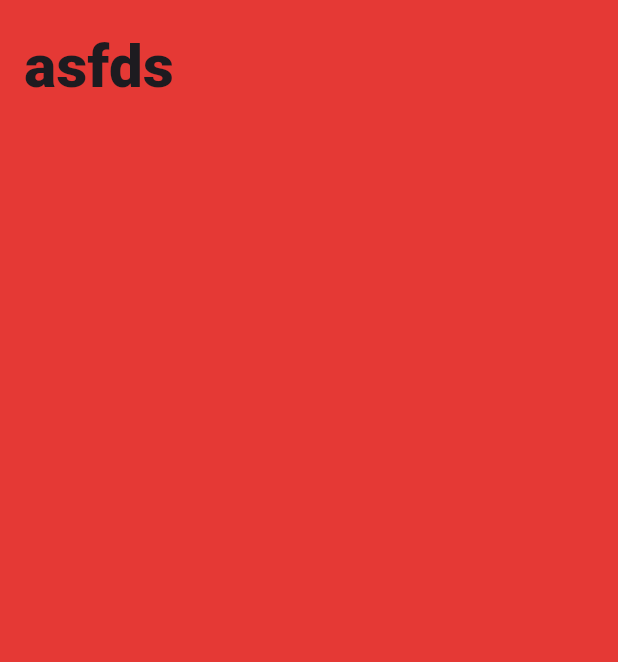
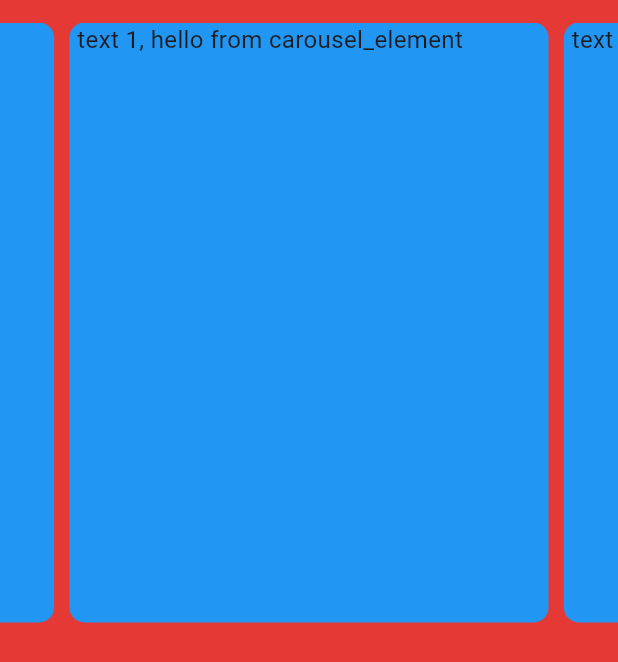
Before and after one commit to biernatmateusz01/SecondTestFlutter, a Flutter app: the screen it shows after launch, on a phone screen of 412 x 824 dp. Shown: the top 662 px of the screen. Run offline on Flutter 3.47's test engine with Material 3 defaults, Android fonts, the phone set to English and light mode, and no system bars; drawn by our look-alikes of carousel_slider.

```diff
--- /dev/null
+++ b/lib/components/card_element.dart
@@ -0,0 +1,33 @@
+import 'package:flutter/material.dart';
+
+class CardElement extends StatelessWidget {
+  final String text;
+  final String message;
+
+
+  const CardElement({Key? key, required this.text, required this.message}) : super(key: key);
+
+  @override
+  Widget build(BuildContext context) {
+    return GestureDetector(
+      onTap: () {
+        // Your onPressed event logic goes here
+        print('CardElement tapped!');
+      },
+      child: Container(
+        width: MediaQuery.of(context).size.width,
+        padding: const EdgeInsets.symmetric(horizontal: 5.12),
+        margin: const EdgeInsets.symmetric(horizontal: 5.12),
+        decoration: BoxDecoration(
+          color: Colors.blue,
+          borderRadius: BorderRadius.circular(
+              10), // You can adjust the radius value as needed
+        ),
+        child: Text(
+          'text $text, $message',
+          style: const TextStyle(fontSize: 16.0),
+        ),
+      ),
+    );
+  }
+}
--- /dev/null
+++ b/lib/components/carousel_element.dart
@@ -0,0 +1,57 @@
+
+
+
+
+// import 'package:flutter/material.dart';
+// import 'package:aplikacjaflutter/components/card_Element.dart';
+// import 'package:carousel_slider/carousel_slider.dart';
+
+// class CarouselSlider extends StatelessWidget {
+//   final String text;
+
+//   const CarouselSlider({Key? key, required this.text}) : super(key: key);
+
+//   @override
+//   Widget build(BuildContext context) {
+//     return (
+//       CarouselSlider(
+//               options: CarouselOptions(height: 400.0),
+//               items: [1, 2, 3, 4, 5].map((i) {
+//                 return Builder(
+//                   builder: (BuildContext context) {
+//                     return CardElement(text: i.toString());
+//                   },
+//                 );
+//               }).toList(),
+//             ),
+//     )
+//   }
+// }
+import 'package:flutter/material.dart';
+import 'package:aplikacjaflutter/components/card_Element.dart';
+import 'package:carousel_slider/carousel_slider.dart';
+
+class MyCarouselSlider extends StatefulWidget {
+  const MyCarouselSlider({Key? key}) : super(key: key);
+
+  @override
+  _MyCarouselSliderState createState() => _MyCarouselSliderState();
+}
+
+class _MyCarouselSliderState extends State<MyCarouselSlider> {
+  final List<int> myList = [1, 2, 3, 4, 5, 6];
+  var message = 'hello from carousel_element';
+  @override
+  Widget build(BuildContext context) {
+    return CarouselSlider(
+      options: CarouselOptions(height: 400.0),
+      items: myList.map((i) {
+        return Builder(
+          builder: (BuildContext context) {
+            return CardElement(text: i.toString(), message: message);
+          },
+        );
+      }).toList(),
+    );
+  }
+}
--- a/lib/main.dart
+++ b/lib/main.dart
@@ -1,5 +1,7 @@
-import 'package:aplikacjaflutter/components/special_navigation.dart';
-import 'package:aplikacjaflutter/special_container.dart';
+
+// import 'package:aplikacjaflutter/components/special_navigation.dart';
+// import 'package:aplikacjaflutter/special_container.dart';
+import 'package:aplikacjaflutter/components/carousel_element.dart';
 import 'package:flutter/material.dart';
 
 // void main() {
@@ -17,17 +19,22 @@ import 'package:flutter/material.dart';
 //   );
 // }
 
-
 void main() {
   runApp(
     MaterialApp(
       home: Scaffold(
-        backgroundColor: Colors.red[600],
-        body: const Padding(
-          padding: EdgeInsets.all(16.0), // Padding around the content
-          child: SpecialNavigation(text: 'asfds'),
-        ),
-      ),
+          backgroundColor: Colors.red[600],
+          body: Container(
+            padding: const EdgeInsets.only(
+                top: 15, bottom: 15), // Padding from top and bottom
+
+            child: const MyCarouselSlider(),
+
+          )
+          // padding: EdgeInsets.all(16.0), // Padding around the content
+          // child: SpecialNavigation(text: 'asfds'),
+
+          ),
     ),
   );
 }
--- a/pubspec.yaml
+++ b/pubspec.yaml
@@ -30,11 +30,12 @@ environment:
 dependencies:
   flutter:
     sdk: flutter
+  carousel_slider: ^4.2.1
+
 
 
   # The following adds the Cupertino Icons font to your application.
   # Use with the CupertinoIcons class for iOS style icons.
-  cupertino_icons: ^1.0.2
 
 dev_dependencies:
   flutter_test:
```
Also changed, not shown: pubspec.lock.
